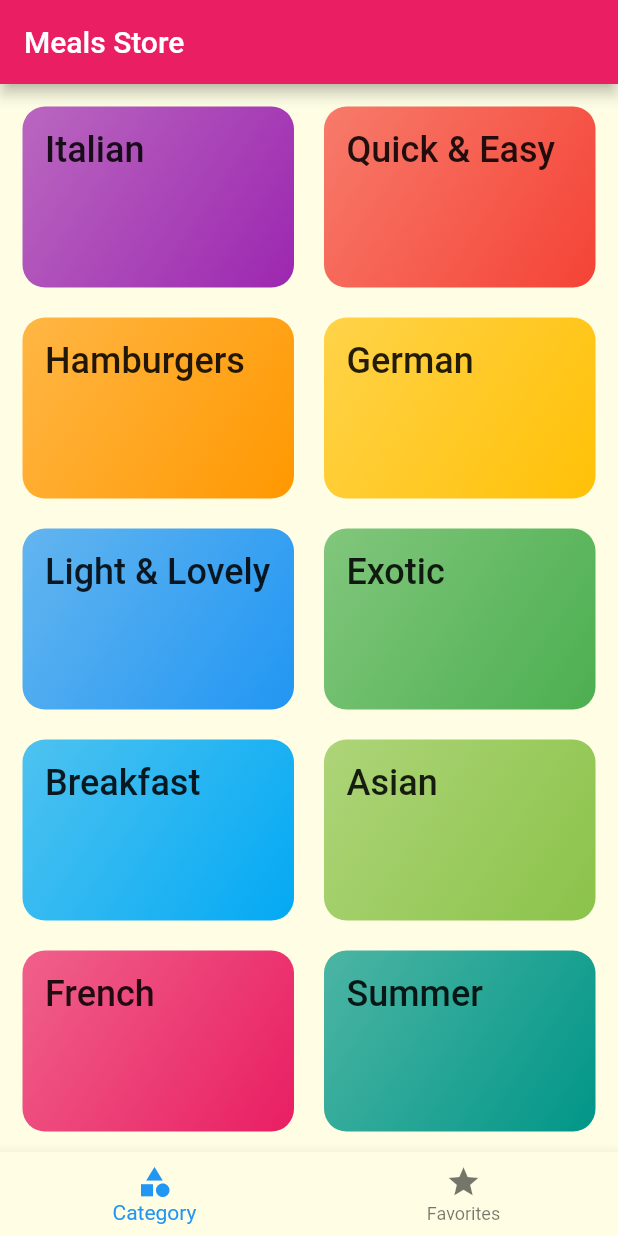
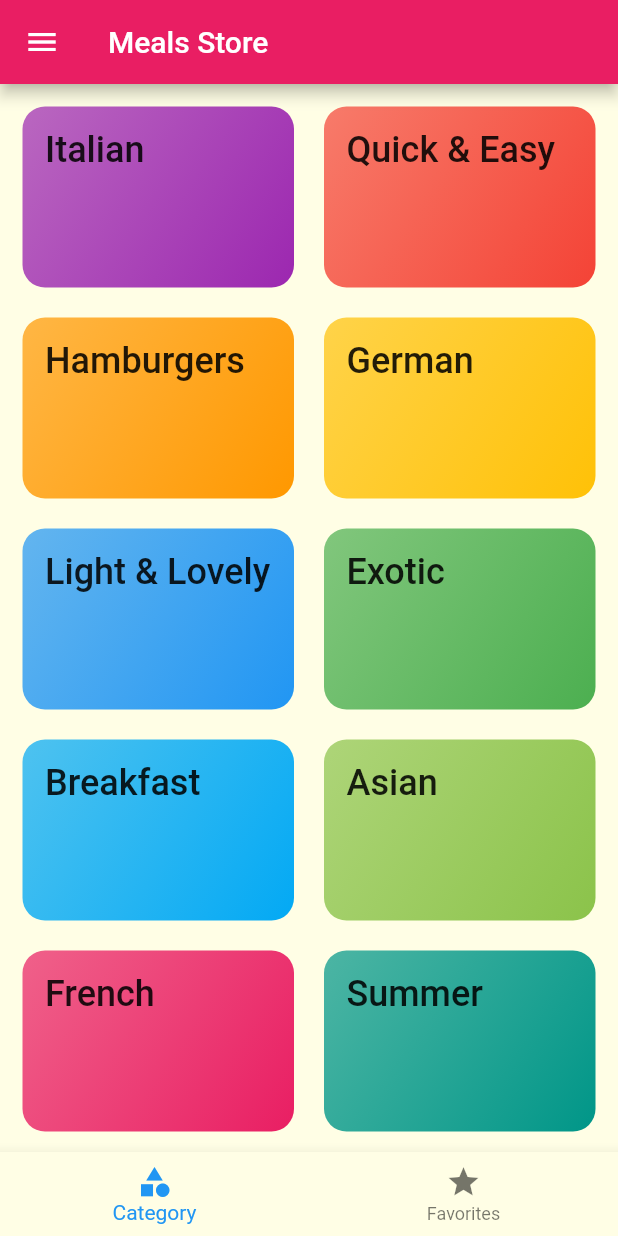
Before and after one commit to Musab-Al-omari/app-Meals-Flutter, a Flutter app: the screen it shows after launch, on a phone screen of 412 x 824 dp. Run offline on Flutter 3.47's test engine with Material 2 defaults, Android fonts, the phone set to English and light mode, and no system bars; Roboto replaces fonts that are missing (Raleway, RobotoCondensed).

Commit message:
mdhat help me

```diff
--- a/lib/main.dart
+++ b/lib/main.dart
@@ -1,4 +1,5 @@
 import 'package:flutter/material.dart';
+import 'package:meals_app/screen/FilterScreen.dart';
 import 'package:meals_app/screen/tabs_screen.dart';
 import 'package:meals_app/widgets/Drawer_main.dart';
 
@@ -36,6 +37,7 @@ class MyApp extends StatelessWidget {
       routes: {
         MealScreen.MealScreenRoute: (context) => MealScreen(),
         MealDetails.MealDetailsRoute: (context) => MealDetails(),
+        FilterScreen.FilterScreenRoute: (context) => FilterScreen(),
       },
       // onGenerateRoute: (settings) {
       //   print(settings.name);
@@ -60,9 +62,6 @@ class UnfoundRoute extends StatelessWidget {
   @override
   Widget build(BuildContext context) {
     return Scaffold(
-      drawer: Drawer(
-        child: AppDrawer(),
-      ),
       appBar: AppBar(
         title: Text('404'),
       ),
--- a/lib/screen/cataegories_screen.dart
+++ b/lib/screen/cataegories_screen.dart
@@ -13,7 +13,7 @@ class CataegoriesScreen extends StatelessWidget {
         return CatagoryItem(cata.id, cata.title, cata.color);
       }).toList(),
       gridDelegate: SliverGridDelegateWithMaxCrossAxisExtent(
-        maxCrossAxisExtent: 200,
+        maxCrossAxisExtent: 300,
         childAspectRatio: 3 / 2,
         crossAxisSpacing: 20,
         mainAxisSpacing: 20,
--- a/lib/screen/tabs_screen.dart
+++ b/lib/screen/tabs_screen.dart
@@ -1,6 +1,7 @@
 import 'package:flutter/material.dart';
 import 'package:meals_app/screen/cataegories_screen.dart';
 import 'package:meals_app/screen/favorites.dart';
+import 'package:meals_app/widgets/Drawer_main.dart';
 
 class TabScreen extends StatefulWidget {
   @override
@@ -14,6 +15,7 @@ class _TabScreenState extends State<TabScreen> {
   @override
   Widget build(BuildContext context) {
     return Scaffold(
+      drawer: AppDrawer(),
       appBar: AppBar(
         title: const Text('Meals Store'),
       ),
```
Also changed, not shown: lib/screen/FilterScreen.dart (added, +16 -0 lines), lib/widgets/Drawer_main.dart (+10 -7 lines).
